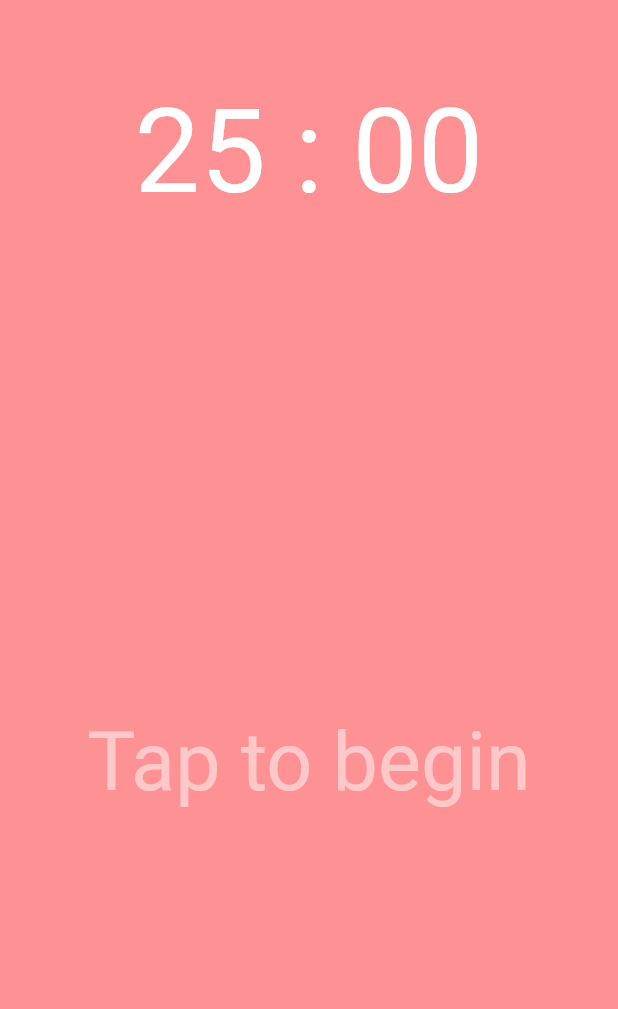
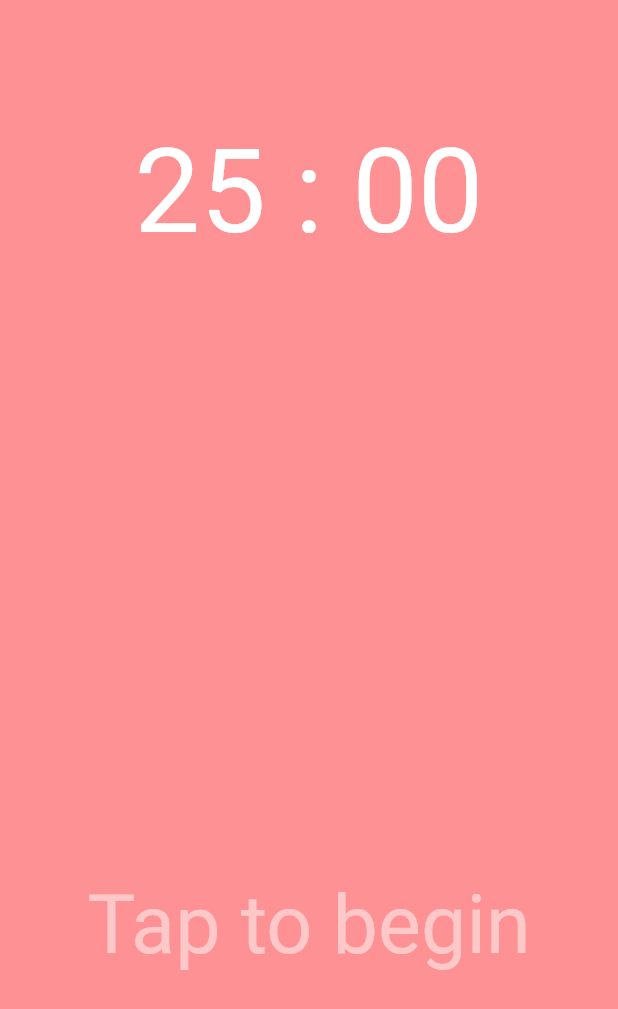
Before and after one commit to bingcheng45/Simple_Pomodoro, a Flutter app: the screen it shows after launch, on a phone screen of 412 x 824 dp. Shown: the top 1009 px of the screen. Run offline on Flutter 3.47's test engine with Material 2 defaults, Android fonts, the phone set to English and light mode, and no system bars.

Commit message:
removed appbar

```diff
--- a/lib/main.dart
+++ b/lib/main.dart
@@ -1,5 +1,5 @@
 import 'dart:async';
-import 'package:flutter/gestures.dart';
+import 'package:flutter/services.dart';
 import 'package:quiver/async.dart';
 import 'package:flutter/material.dart';
 import 'package:simple_pomodoro/global.dart' as globals;
@@ -43,10 +43,11 @@ class _HomeState extends State<Home> {
   @override
   Widget build(BuildContext context) {
     return Scaffold(
-      appBar: AppBar(
-        elevation: 0.0,
-        backgroundColor: globals.bgColor[globals.index],
-      ),
+      // appBar: AppBar(
+
+      //   elevation: 0.0,
+      //   backgroundColor: globals.bgColor[globals.index],
+      // ),
       body: Skeleton(switchBGColor),
     );
   }
@@ -105,18 +106,21 @@ class _SkeletonState extends State<Skeleton> {
 
   void onFinished() {
     print("Done");
+    setState(() {
       isRunning = false;
       widget.switchBGColor();
       firstTap = false;
+    });
+
     setTimer();
   }
 
   void setTimer() {
     setState(() {
       if (globals.index == 0) {
-        _totalSeconds = 25 * 60;
+        _totalSeconds = 10;
       } else {
-        _totalSeconds = 5 * 60;
+        _totalSeconds = 5;
       }
       setupTimer();
     });
@@ -138,6 +142,9 @@ class _SkeletonState extends State<Skeleton> {
   void initState() {
     super.initState();
     setupTimer();
+    SystemChrome.setSystemUIOverlayStyle(
+      SystemUiOverlayStyle(statusBarColor: globals.bgColor[globals.index]),
+    );
     //Timer.periodic(Duration(seconds: 1), (Timer t) => _setTime());//runs forever
   }
 
@@ -159,13 +166,20 @@ class _SkeletonState extends State<Skeleton> {
     double height = MediaQuery.of(context).size.height;
     double width = MediaQuery.of(context).size.width;
 
-    return Material(
+    SystemChrome.setSystemUIOverlayStyle(
+      SystemUiOverlayStyle(statusBarColor: globals.bgColor[globals.index]),
+    );
+    return AnimatedContainer(
+      duration: Duration(milliseconds: 700),
+      curve: Curves.fastOutSlowIn,
       color: globals.bgColor[globals.index],
       child: GestureDetector(
         onLongPressUp: () {
           onFinished();
           timerObj.cancel();
         },
+        child: Material(
+          color: Colors.transparent,
           child: InkWell(
             splashColor: Colors.white54,
             onTap: () {
@@ -199,8 +213,8 @@ class _SkeletonState extends State<Skeleton> {
                 children: <Widget>[
                   AnimatedContainer(
                     padding: firstTap
-                      ? EdgeInsets.only(top: height * 0.2)
-                      : EdgeInsets.only(top: height * 0.0),
+                        ? EdgeInsets.only(top: height * 0.3)
+                        : EdgeInsets.only(top: height * 0.1),
                     duration: Duration(seconds: 2),
                     curve: Curves.easeInOut,
                     child: FittedBox(
@@ -210,8 +224,8 @@ class _SkeletonState extends State<Skeleton> {
                   //SizedBox(height: MediaQuery.of(context).size.height*0.2,),
                   AnimatedContainer(
                     padding: firstTap
-                      ? EdgeInsets.only(top: height * 0.2)
-                      : EdgeInsets.only(top: height * 0.4),
+                        ? EdgeInsets.only(top: height * 0.3)
+                        : EdgeInsets.only(top: height * 0.5),
                     duration: Duration(seconds: 2),
                     curve: Curves.easeInOut,
                     child: FittedBox(
@@ -219,6 +233,7 @@ class _SkeletonState extends State<Skeleton> {
                     ),
                   ),
                 ],
+              ),
             ),
           ),
         ),
```
Lines whose indentation alone changed are shown as unchanged.
